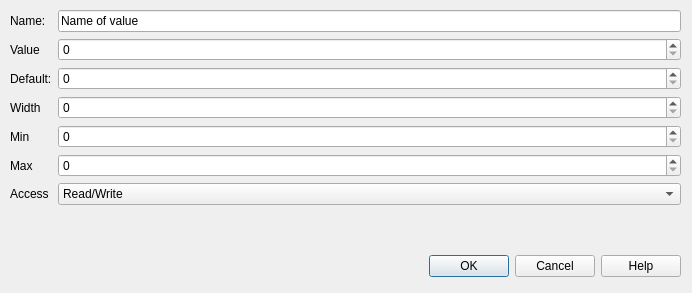
Old version of the form src/cdlgmdfregistervalue.ui in the repository grodansparadis/vscp-works-qt.
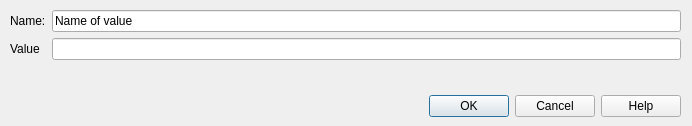
New version of the form.

Commit message: Added register value edit

Diff of the .ui file:
```diff
--- a/src/cdlgmdfregistervalue.ui
+++ b/src/cdlgmdfregistervalue.ui
@@ -7,7 +7,7 @@
     <x>0</x>
     <y>0</y>
     <width>692</width>
-    <height>293</height>
+    <height>126</height>
    </rect>
   </property>
   <property name="windowTitle">
@@ -17,7 +17,7 @@
    <property name="geometry">
     <rect>
      <x>10</x>
-     <y>250</y>
+     <y>90</y>
      <width>671</width>
      <height>32</height>
     </rect>
@@ -35,7 +35,7 @@
      <x>10</x>
      <y>10</y>
      <width>671</width>
-     <height>231</height>
+     <height>71</height>
     </rect>
    </property>
    <layout class="QFormLayout" name="formLayout">
@@ -64,76 +64,7 @@
      </widget>
     </item>
     <item row="1" column="1">
-     <widget class="QSpinBox" name="spinValue"/>
-    </item>
-    <item row="2" column="0">
-     <widget class="QLabel" name="label_27">
-      <property name="text">
-       <string>Default:</string>
-      </property>
-     </widget>
-    </item>
-    <item row="2" column="1">
-     <widget class="QSpinBox" name="SpinDefault"/>
-    </item>
-    <item row="3" column="0">
-     <widget class="QLabel" name="label_53">
-      <property name="text">
-       <string>Width</string>
-      </property>
-     </widget>
-    </item>
-    <item row="4" column="0">
-     <widget class="QLabel" name="label_52">
-      <property name="text">
-       <string>Min</string>
-      </property>
-     </widget>
-    </item>
-    <item row="5" column="0">
-     <widget class="QLabel" name="label_54">
-      <property name="text">
-       <string>Max</string>
-      </property>
-     </widget>
-    </item>
-    <item row="6" column="0">
-     <widget class="QLabel" name="label_55">
-      <property name="text">
-       <string>Access</string>
-      </property>
-     </widget>
-    </item>
-    <item row="6" column="1">
-     <widget class="QComboBox" name="comboBox_9">
-      <property name="toolTip">
-       <string>Access right for register</string>
-      </property>
-      <item>
-       <property name="text">
-        <string>Read/Write</string>
-       </property>
-      </item>
-      <item>
-       <property name="text">
-        <string>Read Only</string>
-       </property>
-      </item>
-      <item>
-       <property name="text">
-        <string>Write Only</string>
-       </property>
-      </item>
-     </widget>
-    </item>
-    <item row="3" column="1">
-     <widget class="QSpinBox" name="spinWidth"/>
-    </item>
-    <item row="4" column="1">
-     <widget class="QSpinBox" name="spinMin"/>
-    </item>
-    <item row="5" column="1">
-     <widget class="QSpinBox" name="spinMax"/>
+     <widget class="QLineEdit" name="editValue"/>
     </item>
    </layout>
   </widget>
```
Left out of the diff: 2 changed lines with no effect on the pictures. The commit also changes 10 other files.
